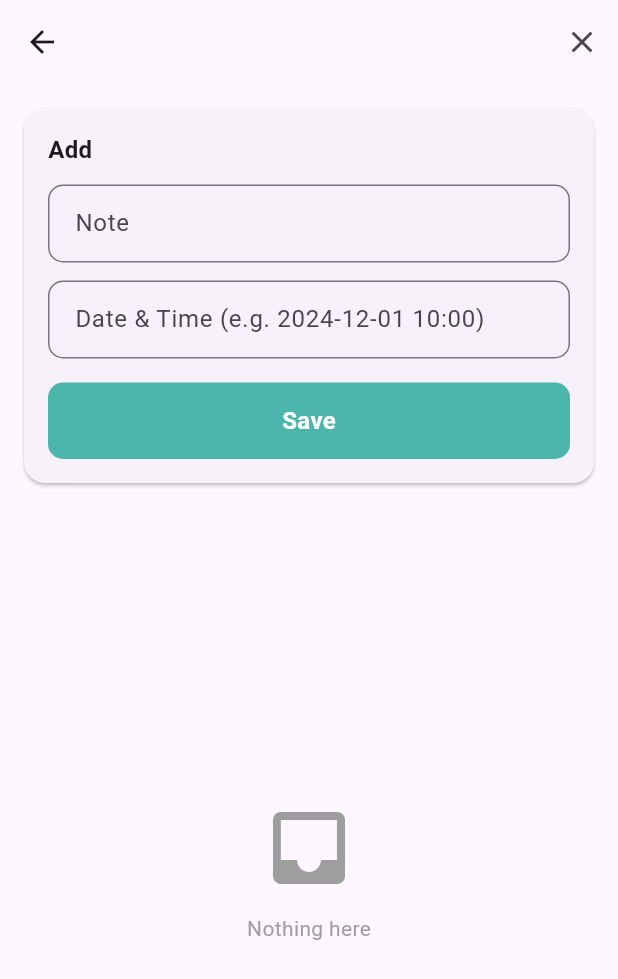
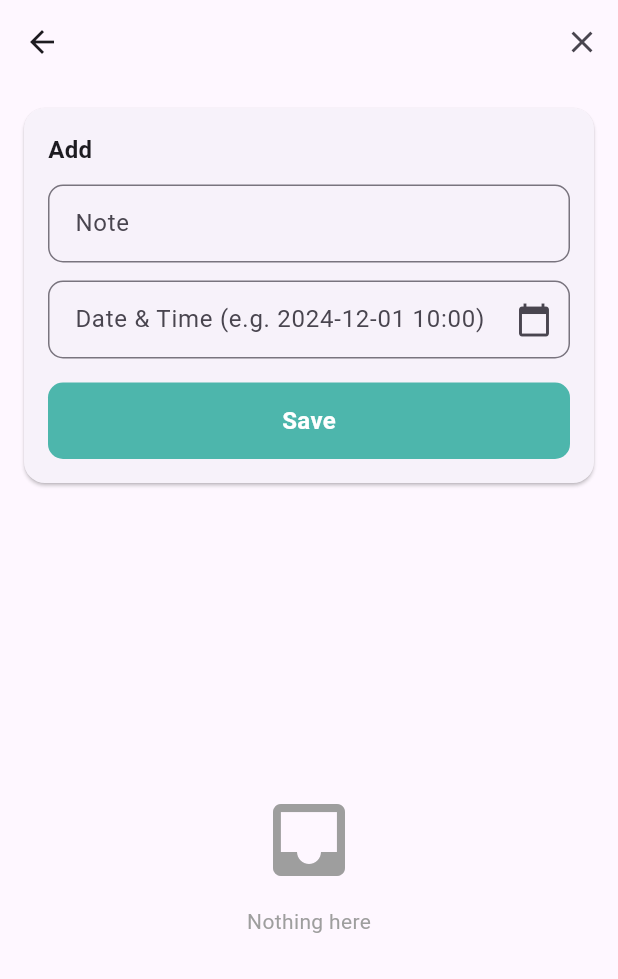
Before and after one commit to muzammilmodan/MoodiesFlutterApp, a Flutter app: the KidsMoodTrackerListScreen screen opened directly with empty values, after a tap on the "add" icon, on a phone screen of 412 x 824 dp. Shown: the top 979 px of the screen. Run offline on Flutter 3.47's test engine with Material 3 defaults, Android fonts, the phone set to English and light mode, and no system bars; our stand-ins replace cloud_firestore, firebase_auth, firebase_core, shared_preferences; accounts and stored records are empty.

Commit message:
all issue fixed

```diff
--- a/lib/main.dart
+++ b/lib/main.dart
@@ -9,10 +9,6 @@ import 'widgets/common_widgets.dart';
 void main() async {
   WidgetsFlutterBinding.ensureInitialized();
   await Firebase.initializeApp();
-  // Hide status bar + navigation bar
-  SystemChrome.setEnabledSystemUIMode(
-    SystemUiMode.immersiveSticky,
-  );
 
   runApp(const MoodiesApp());
 }
--- a/lib/widgets/common_widgets.dart
+++ b/lib/widgets/common_widgets.dart
@@ -168,6 +168,43 @@ class AppTextField extends StatelessWidget {
       );
 }
 
+// ── Standard text field ────────────────────────────────────────────────────
+class AppTextWithCalenderField extends StatelessWidget {
+  final TextEditingController controller;
+  final String hint;
+  final TextInputType keyboardType;
+  final int maxLines;
+  final VoidCallback? onTap;          // ✅ add this
+  final bool readOnly;
+
+  const AppTextWithCalenderField({
+    super.key,
+    required this.controller,
+    required this.hint,
+    this.keyboardType = TextInputType.text,
+    this.maxLines = 1,
+    this.onTap,                       // ✅ add this
+    this.readOnly = false,            // ✅ add this
+  });
+
+  @override
+  Widget build(BuildContext context) => TextField(
+    controller: controller,
+    keyboardType: keyboardType,
+    maxLines: maxLines,
+    readOnly: readOnly,           // ✅ prevents keyboard from opening
+    onTap: onTap,
+    decoration: InputDecoration(
+      hintText: hint,
+      border: OutlineInputBorder(borderRadius: BorderRadius.circular(10)),
+      contentPadding:
+      const EdgeInsets.symmetric(horizontal: 14, vertical: 14),
+      suffixIcon: const Icon(Icons.calendar_today),
+    ),
+  );
+}
+
+
 // ── Home menu tile ─────────────────────────────────────────────────────────
 class HomeMenuTile extends StatelessWidget {
   final String label;
```
Also changed, not shown: lib/screens/kids_mood_tracker_list_screen.dart (+44 -1 lines), 3 other files.
